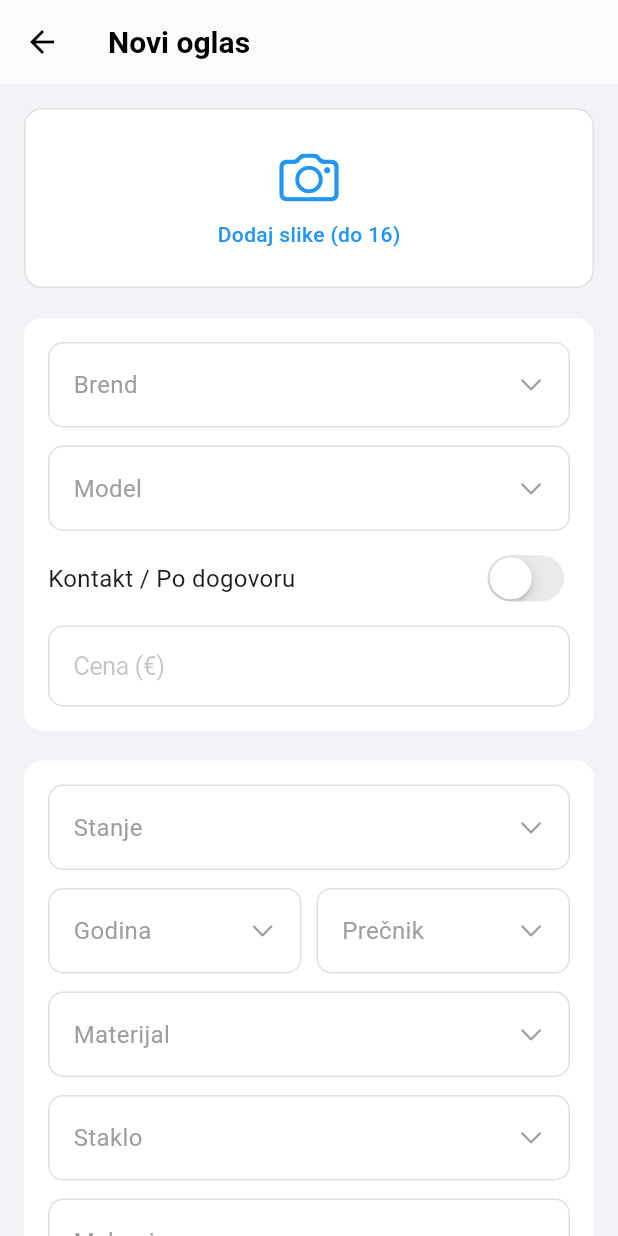
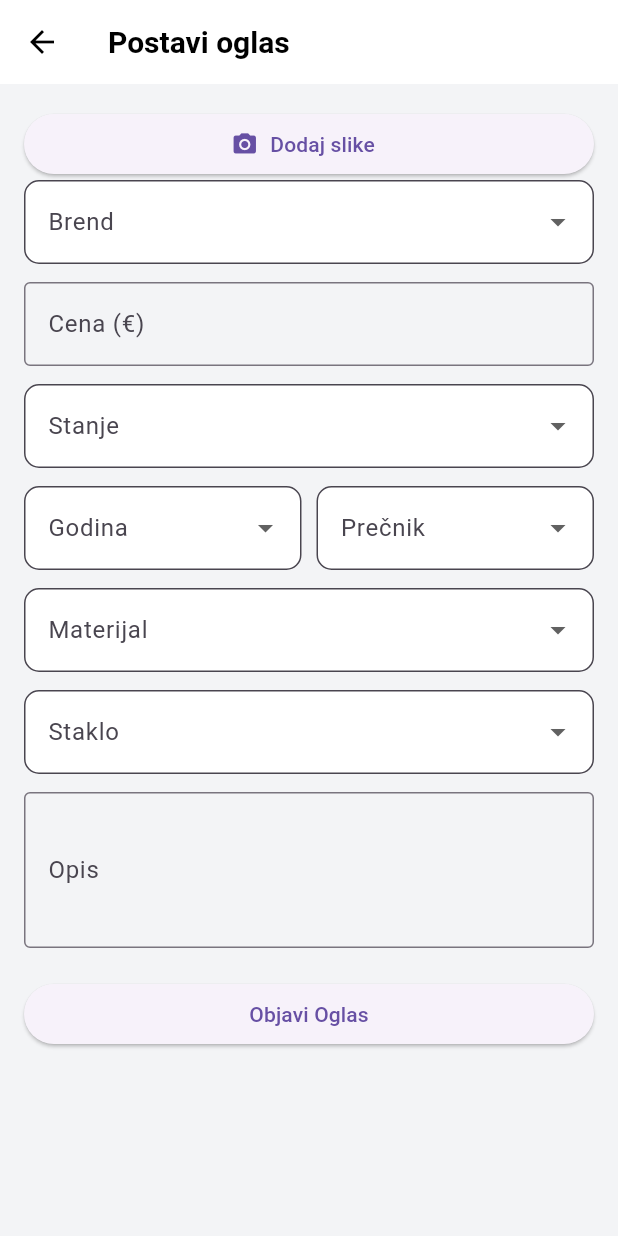
Before and after one commit to BVSBVSBVS/nadjisat, a Flutter app: the PostOglasScreen screen opened directly, on a phone screen of 412 x 824 dp. Run offline on Flutter 3.47's test engine with Material 3 defaults, Android fonts, the phone set to English and light mode, and no system bars; our stand-ins replace image_picker, supabase_flutter; accounts and stored records are empty.

Commit message:
daj boze da radi

```diff
--- a/lib/post_oglas_screen.dart
+++ b/lib/post_oglas_screen.dart
@@ -12,10 +12,9 @@ class PostOglasScreen extends StatefulWidget {
 class _PostOglasScreenState extends State<PostOglasScreen> {
   final _formKey = GlobalKey<FormState>();
 
-  String? izabranBrend, izabranModel, stanje, godina, precnik, materijal, staklo, mehanizam, vodootpornost, kutijaPapiri;
+  String? izabranBrend, izabranModel, stanje, godina, precnik, materijal, staklo;
   final cenaController = TextEditingController();
   final opisController = TextEditingController();
-  bool cenaPoDogovoru = false;
 
   List<XFile> izabraneSlike = [];
   final ImagePicker _picker = ImagePicker();
@@ -28,15 +27,11 @@ class _PostOglasScreenState extends State<PostOglasScreen> {
     'Audemars Piguet': ['Royal Oak', 'Royal Oak Offshore'],
     'Seiko': ['Prospex', 'Presage', '5 Sports'],
   };
-
   final List<String> stanja = ['Novo (Nenošeno)', 'Odlično', 'Vrlo dobro', 'Dobro', 'Za delove'];
   final List<String> materijali = ['Čelik', 'Zlato', 'Titanijum', 'Keramika', 'Platina', 'Karbon'];
   final List<String> stakla = ['Safirno', 'Mineralno', 'Akrilno (Plexi)'];
-  final List<String> mehanizmi = ['Automatik', 'Kvarcni', 'Ručno navijanje', 'Spring Drive'];
-  final List<String> vodootpornosti = ['Nije vodootporan', '30m (3 ATM)', '50m (5 ATM)', '100m (10 ATM)', '200m+ (Diver)'];
-  final List<String> opcijeKutija = ['Full Set (Kutija i papiri)', 'Samo kutija', 'Samo papiri', 'Samo sat'];
   final List<String> godine = List.generate(75, (index) => (2024 - index).toString());
-  final List<String> precnici = List.generate(33, (index) => "${28 + index} mm");
+  final List<String> precnici = List.generate(28, (index) => "${28 + index} mm");
 
   Future<void> _izaberiSlike() async {
     final List<XFile> slike = await _picker.pickMultiImage();
@@ -45,14 +40,14 @@ class _PostOglasScreenState extends State<PostOglasScreen> {
         izabraneSlike.addAll(slike);
         if (izabraneSlike.length > 16) {
           izabraneSlike = izabraneSlike.sublist(0, 16);
-          if (mounted) ScaffoldMessenger.of(context).showSnackBar(const SnackBar(content: Text("Max 16 slika.")));
+          if(mounted) ScaffoldMessenger.of(context).showSnackBar(const SnackBar(content: Text("Max 16 slika.")));
         }
       });
     }
   }
 
   Future<void> _postaviOglas() async {
-    if (izabranBrend == null || izabranModel == null) {
+    if (!_formKey.currentState!.validate() || izabranBrend == null || izabranModel == null) {
       ScaffoldMessenger.of(context).showSnackBar(const SnackBar(content: Text("Popuni obavezna polja!")));
       return;
     }
@@ -83,81 +78,45 @@ class _PostOglasScreenState extends State<PostOglasScreen> {
       await Supabase.instance.client.from('satovi').insert({
         'user_id': user?.id,
         'user_email': user?.email,
-        'naslov': '$izabranBrend $izabranModel',
+        'naslov': '$izabranBrend $izabranModel', // Rešava onu grešku u bazi
         'brend': izabranBrend,
         'model': izabranModel,
-        'cena': cenaPoDogovoru ? null : (int.tryParse(cenaController.text.trim()) ?? 0),
-        'cena_dogovor': cenaPoDogovoru,
+        'cena': int.tryParse(cenaController.text.trim()) ?? 0,
         'godina': godina,
         'precnik': precnik,
         'stanje': stanje,
         'materijal': materijal,
         'staklo': staklo,
-        'mehanizam': mehanizam,
-        'vodootpornost': vodootpornost,
-        'kutija_papiri': kutijaPapiri,
         'opis': opisController.text.trim(),
         'slike': slikeUrls.join(','),
       });
 
-      if (!mounted) return; // Fix za Async Gaps
-      ScaffoldMessenger.of(context).showSnackBar(const SnackBar(content: Text("Oglas uspešno postavljen!")));
-      Navigator.pop(context);
+      if (!mounted) return;
+      ScaffoldMessenger.of(context).showSnackBar(const SnackBar(content: Text("Oglas postavljen!")));
+
+      // Vraća nas na prvi tab (Pretraga) ako je ovo deo MainLayout-a
+      Navigator.of(context).popUntil((route) => route.isFirst);
 
     } catch (e) {
-      if (!mounted) return; // Fix za Async Gaps
+      if(!mounted) return;
       setState(() => isUploading = false);
       ScaffoldMessenger.of(context).showSnackBar(SnackBar(content: Text("Greška: $e")));
     }
   }
 
-  void _prikaziIOSPicker(String naslov, List<String> opcije, Function(String) onOdabrano) {
-    showCupertinoModalPopup(
-      context: context,
-      builder: (_) => Container(
-        height: 250,
-        color: const Color.fromARGB(255, 255, 255, 255),
-        child: Column(
-          children: [
-            Container(
-              height: 50,
-              color: Colors.grey.shade100,
-              child: Row(
-                mainAxisAlignment: MainAxisAlignment.spaceBetween,
-                children: [
-                  CupertinoButton(child: const Text('Otkaži'), onPressed: () => Navigator.of(context).pop()),
-                  Text(naslov, style: const TextStyle(fontWeight: FontWeight.bold, fontSize: 16)),
-                  CupertinoButton(child: const Text('Gotovo'), onPressed: () => Navigator.of(context).pop()),
-                ],
+  Widget _buildDropdown(String label, String? value, List<String> items, Function(String?) onChanged) {
+    return Padding(
+      padding: const EdgeInsets.only(bottom: 12),
+      child: DropdownButtonFormField<String>(
+        decoration: InputDecoration(
+          labelText: label,
+          filled: true,
+          fillColor: Colors.white,
+          border: OutlineInputBorder(borderRadius: BorderRadius.circular(10)),
         ),
-            ),
-            Expanded(
-              child: CupertinoPicker(
-                itemExtent: 32.0,
-                onSelectedItemChanged: (index) => onOdabrano(opcije[index]),
-                children: opcije.map((o) => Center(child: Text(o, style: const TextStyle(fontSize: 18)))).toList(),
-              ),
-            ),
-          ],
-        ),
-      ),
-    );
-  }
-
-  Widget _iosPoljeZaBiranje(String label, String? trenutnaVrednost, List<String> opcije, Function(String) onOdabrano) {
-    return GestureDetector(
-      onTap: opcije.isEmpty ? null : () => _prikaziIOSPicker(label, opcije, onOdabrano),
-      child: Container(
-        margin: const EdgeInsets.only(bottom: 12),
-        padding: const EdgeInsets.symmetric(horizontal: 16, vertical: 16),
-        decoration: BoxDecoration(color: Colors.white, borderRadius: BorderRadius.circular(10), border: Border.all(color: Colors.grey.shade300)),
-        child: Row(
-          mainAxisAlignment: MainAxisAlignment.spaceBetween,
-          children: [
-            Text(trenutnaVrednost ?? label, style: TextStyle(fontSize: 16, color: trenutnaVrednost == null ? Colors.grey : Colors.black)),
-            const Icon(CupertinoIcons.chevron_down, color: Colors.grey, size: 18),
-          ],
-        ),
+        value: value,
+        items: items.map((e) => DropdownMenuItem(value: e, child: Text(e))).toList(),
+        onChanged: onChanged,
       ),
     );
   }
@@ -165,120 +124,63 @@ class _PostOglasScreenState extends State<PostOglasScreen> {
   @override
   Widget build(BuildContext context) {
     return Scaffold(
-      backgroundColor: const Color(0xFFF2F2F7),
-      appBar: AppBar(
-        title: const Text("Novi oglas", style: TextStyle(color: Colors.black, fontWeight: FontWeight.w600)),
-        backgroundColor: Colors.white,
-        elevation: 0.5,
-      ),
-      body: isUploading ? const Center(child: CupertinoActivityIndicator(radius: 20)) : Form(
+      appBar: AppBar(title: const Text("Postavi oglas")),
+      body: isUploading
+          ? const Center(child: CircularProgressIndicator())
+          : Form(
               key: _formKey,
               child: ListView(
                 padding: const EdgeInsets.all(16),
                 children: [
-            GestureDetector(
-              onTap: _izaberiSlike,
-              child: Container(
-                height: 120,
-                decoration: BoxDecoration(color: Colors.white, borderRadius: BorderRadius.circular(12), border: Border.all(color: Colors.grey.shade300)),
-                child: const Column(
-                  mainAxisAlignment: MainAxisAlignment.center,
-                  children: [
-                    Icon(CupertinoIcons.camera, size: 40, color: Colors.blue),
-                    SizedBox(height: 8),
-                    Text("Dodaj slike (do 16)", style: TextStyle(color: Colors.blue, fontWeight: FontWeight.w500))
-                  ],
-                ),
-              ),
+                  ElevatedButton.icon(
+                    onPressed: _izaberiSlike,
+                    icon: const Icon(Icons.camera_alt),
+                    label: const Text("Dodaj slike"),
                   ),
                   if (izabraneSlike.isNotEmpty)
                     Padding(
-                padding: const EdgeInsets.only(top: 10, bottom: 20),
+                      padding: const EdgeInsets.symmetric(vertical: 10),
                       child: Wrap(
-                  spacing: 8, runSpacing: 8,
-                  children: izabraneSlike.map((s) => ClipRRect(borderRadius: BorderRadius.circular(8), child: Image.network(s.path, width: 60, height: 60, fit: BoxFit.cover))).toList(),
+                        spacing: 8,
+                        children: izabraneSlike.map((s) => Text(s.name, style: const TextStyle(fontSize: 10))).toList(),
                       ),
+                    ),
+                  _buildDropdown("Brend", izabranBrend, brendoviIModeli.keys.toList(), (v) => setState(() { izabranBrend = v; izabranModel = null; })),
+                  if (izabranBrend != null)
+                    _buildDropdown("Model", izabranModel, brendoviIModeli[izabranBrend]!, (v) => setState(() => izabranModel = v)),
+
+                  Padding(
+                    padding: const EdgeInsets.only(bottom: 12),
+                    child: TextFormField(
+                      controller: cenaController,
+                      keyboardType: TextInputType.number,
+                      decoration: const InputDecoration(labelText: "Cena (€)", border: OutlineInputBorder()),
+                      validator: (v) => v!.isEmpty ? 'Unesi cenu' : null,
+                    ),
+                  ),
+
+                  _buildDropdown("Stanje", stanje, stanja, (v) => setState(() => stanje = v)),
+                  Row(
+                    children: [
+                      Expanded(child: _buildDropdown("Godina", godina, godine, (v) => setState(() => godina = v))),
+                      const SizedBox(width: 10),
+                      Expanded(child: _buildDropdown("Prečnik", precnik, precnici, (v) => setState(() => precnik = v))),
+                    ],
+                  ),
+                  _buildDropdown("Materijal", materijal, materijali, (v) => setState(() => materijal = v)),
+                  _buildDropdown("Staklo", staklo, stakla, (v) => setState(() => staklo = v)),
+
+                  TextFormField(
+                    controller: opisController,
+                    maxLines: 3,
+                    decoration: const InputDecoration(labelText: "Opis", border: OutlineInputBorder()),
                   ),
                   const SizedBox(height: 20),
 
-            Container(
-              padding: const EdgeInsets.all(16),
-              decoration: BoxDecoration(color: Colors.white, borderRadius: BorderRadius.circular(12)),
-              child: Column(
-                children: [
-                  _iosPoljeZaBiranje("Brend", izabranBrend, brendoviIModeli.keys.toList(), (v) => setState(() { izabranBrend = v; izabranModel = null; })),
-                  _iosPoljeZaBiranje("Model", izabranModel, izabranBrend != null ? brendoviIModeli[izabranBrend]! : [], (v) => setState(() => izabranModel = v)),
-
-                  Row(
-                    children: [
-                      const Text("Kontakt / Po dogovoru", style: TextStyle(fontSize: 16)),
-                      const Spacer(),
-                      CupertinoSwitch(
-                        value: cenaPoDogovoru,
-                        activeTrackColor: CupertinoColors.activeBlue, // Fix za deprecated activeTrackColor
-                        onChanged: (v) => setState(() { cenaPoDogovoru = v; if(v) cenaController.clear(); }),
-                      ),
-                    ],
-                  ),
-                  if (!cenaPoDogovoru)
-                    Padding(
-                      padding: const EdgeInsets.only(top: 12),
-                      child: CupertinoTextField(
-                        controller: cenaController,
-                        keyboardType: const TextInputType.numberWithOptions(decimal: false, signed: false),
-                        placeholder: "Cena (€)",
-                        padding: const EdgeInsets.all(16),
-                        decoration: BoxDecoration(color: Colors.white, borderRadius: BorderRadius.circular(10), border: Border.all(color: Colors.grey.shade300)),
-                      ),
-                    ),
-                ],
-              ),
-            ),
-            const SizedBox(height: 20),
-
-            Container(
-              padding: const EdgeInsets.all(16),
-              decoration: BoxDecoration(color: Colors.white, borderRadius: BorderRadius.circular(12)),
-              child: Column(
-                children: [
-                  _iosPoljeZaBiranje("Stanje", stanje, stanja, (v) => setState(() => stanje = v)),
-                  Row(
-                    children: [
-                      Expanded(child: _iosPoljeZaBiranje("Godina", godina, godine, (v) => setState(() => godina = v))),
-                      const SizedBox(width: 10),
-                      Expanded(child: _iosPoljeZaBiranje("Prečnik", precnik, precnici, (v) => setState(() => precnik = v))),
-                    ],
-                  ),
-                  _iosPoljeZaBiranje("Materijal", materijal, materijali, (v) => setState(() => materijal = v)),
-                  _iosPoljeZaBiranje("Staklo", staklo, stakla, (v) => setState(() => staklo = v)),
-                  _iosPoljeZaBiranje("Mehanizam", mehanizam, mehanizmi, (v) => setState(() => mehanizam = v)),
-                  _iosPoljeZaBiranje("Vodootpornost", vodootpornost, vodootpornosti, (v) => setState(() => vodootpornost = v)),
-                  _iosPoljeZaBiranje("Kutija i Papiri", kutijaPapiri, opcijeKutija, (v) => setState(() => kutijaPapiri = v)),
-                ],
-              ),
-            ),
-            const SizedBox(height: 20),
-
-            CupertinoTextField(
-              controller: opisController,
-              maxLines: 4,
-              placeholder: "Opis",
-              padding: const EdgeInsets.all(16),
-              decoration: BoxDecoration(color: Colors.white, borderRadius: BorderRadius.circular(12), border: Border.all(color: Colors.grey.shade300)),
-            ),
-            const SizedBox(height: 30),
-
-            SizedBox(
-              width: double.infinity,
-              height: 50,
-              child: CupertinoButton(
-                color: CupertinoColors.activeBlue,
-                borderRadius: BorderRadius.circular(10),
+                  ElevatedButton(
                     onPressed: _postaviOglas,
-                child: const Text("Objavi Oglas", style: TextStyle(color: Colors.white, fontWeight: FontWeight.bold)),
-              ),
-            ),
-            const SizedBox(height: 40),
+                    child: const Text("Objavi Oglas"),
+                  )
                 ],
               ),
             ),
```
Also changed, not shown: lib/main_layout.dart (+36 -20 lines). Lines whose indentation alone changed are shown as unchanged.
